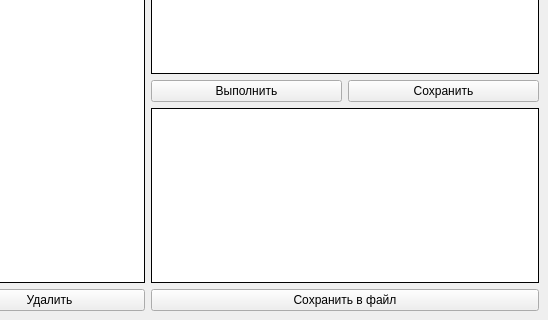
allapugacheva/PizzeriaDatabase, file mainwindow.ui: the form before one commit; both pictures show x 252 to 800 and y 135 to 455 of the 800 by 455 pixel window.
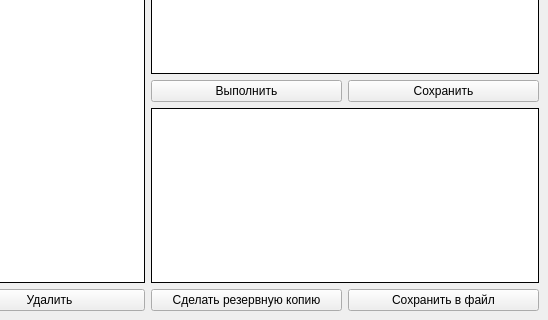
The form after the commit.

The edit to the form file:
```diff
--- a/mainwindow.ui
+++ b/mainwindow.ui
@@ -124,11 +124,22 @@
        </widget>
       </item>
       <item>
+       <layout class="QHBoxLayout" name="horizontalLayout_4">
+        <item>
+         <widget class="QPushButton" name="backupButton">
+          <property name="text">
+           <string>Сделать резервную копию</string>
+          </property>
+         </widget>
+        </item>
+        <item>
        <widget class="QPushButton" name="saveToFileButton">
         <property name="text">
          <string>Сохранить в файл</string>
         </property>
        </widget>
+        </item>
+       </layout>
       </item>
      </layout>
     </item>
```
Lines whose indentation alone changed are shown as unchanged.
